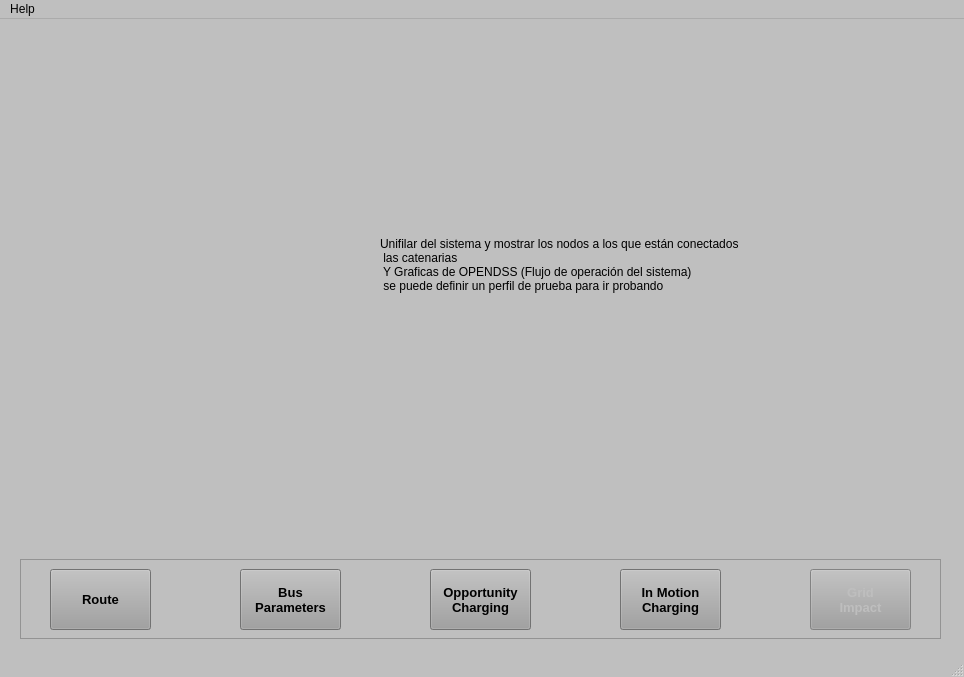
Above: UI/InterfaceGrid.ui from Potter-Gryffindor/Proyecto-Final before the change. Below: the same form after it.
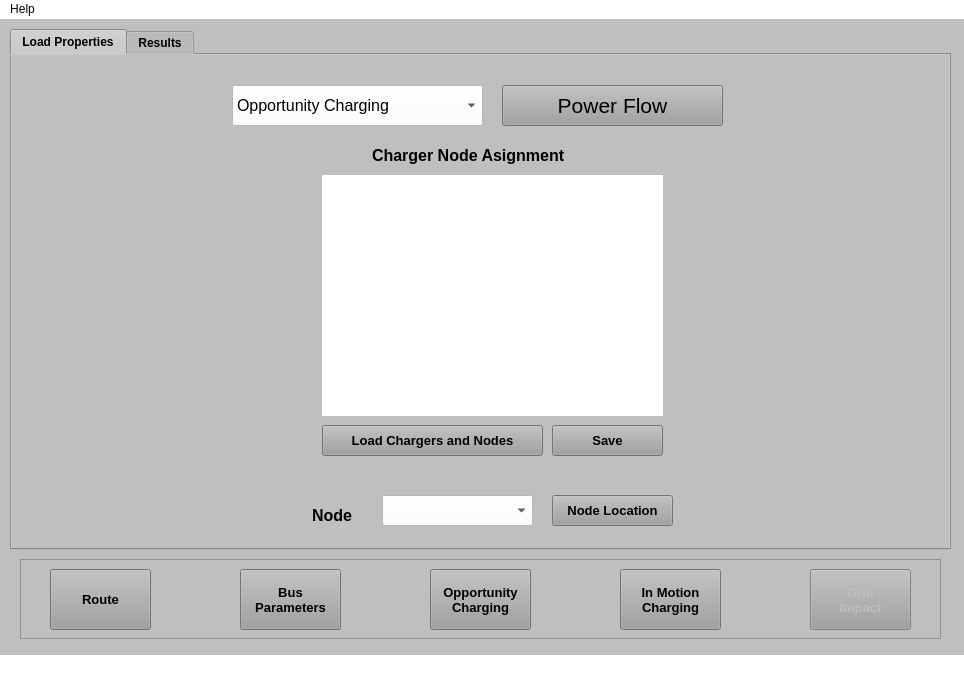
That is the form after the change. Icons and pictures are not drawn.

Patch:
```diff
--- a/UI/InterfaceGrid.ui
+++ b/UI/InterfaceGrid.ui
@@ -13,15 +13,6 @@
   <property name="palette">
    <palette>
     <active>
-     <colorrole role="WindowText">
-      <brush brushstyle="SolidPattern">
-       <color alpha="255">
-        <red>0</red>
-        <green>0</green>
-        <blue>0</blue>
-       </color>
-      </brush>
-     </colorrole>
      <colorrole role="Button">
       <brush brushstyle="SolidPattern">
        <color alpha="255">
@@ -31,75 +22,12 @@
        </color>
       </brush>
      </colorrole>
-     <colorrole role="Light">
-      <brush brushstyle="SolidPattern">
-       <color alpha="255">
-        <red>255</red>
-        <green>255</green>
-        <blue>255</blue>
-       </color>
-      </brush>
-     </colorrole>
-     <colorrole role="Midlight">
-      <brush brushstyle="SolidPattern">
-       <color alpha="255">
-        <red>223</red>
-        <green>223</green>
-        <blue>223</blue>
-       </color>
-      </brush>
-     </colorrole>
-     <colorrole role="Dark">
-      <brush brushstyle="SolidPattern">
-       <color alpha="255">
-        <red>95</red>
-        <green>95</green>
-        <blue>95</blue>
-       </color>
-      </brush>
-     </colorrole>
-     <colorrole role="Mid">
-      <brush brushstyle="SolidPattern">
-       <color alpha="255">
-        <red>127</red>
-        <green>127</green>
-        <blue>127</blue>
-       </color>
-      </brush>
-     </colorrole>
-     <colorrole role="Text">
-      <brush brushstyle="SolidPattern">
-       <color alpha="255">
-        <red>0</red>
-        <green>0</green>
-        <blue>0</blue>
-       </color>
-      </brush>
-     </colorrole>
-     <colorrole role="BrightText">
-      <brush brushstyle="SolidPattern">
-       <color alpha="255">
-        <red>255</red>
-        <green>255</green>
-        <blue>255</blue>
-       </color>
-      </brush>
-     </colorrole>
-     <colorrole role="ButtonText">
-      <brush brushstyle="SolidPattern">
-       <color alpha="255">
-        <red>0</red>
-        <green>0</green>
-        <blue>0</blue>
-       </color>
-      </brush>
-     </colorrole>
      <colorrole role="Base">
       <brush brushstyle="SolidPattern">
        <color alpha="255">
-        <red>255</red>
-        <green>255</green>
-        <blue>255</blue>
+        <red>191</red>
+        <green>191</green>
+        <blue>191</blue>
        </color>
       </brush>
      </colorrole>
@@ -112,53 +40,8 @@
        </color>
       </brush>
      </colorrole>
-     <colorrole role="Shadow">
-      <brush brushstyle="SolidPattern">
-       <color alpha="255">
-        <red>0</red>
-        <green>0</green>
-        <blue>0</blue>
-       </color>
-      </brush>
-     </colorrole>
-     <colorrole role="AlternateBase">
-      <brush brushstyle="SolidPattern">
-       <color alpha="255">
-        <red>223</red>
-        <green>223</green>
-        <blue>223</blue>
-       </color>
-      </brush>
-     </colorrole>
-     <colorrole role="ToolTipBase">
-      <brush brushstyle="SolidPattern">
-       <color alpha="255">
-        <red>255</red>
-        <green>255</green>
-        <blue>220</blue>
-       </color>
-      </brush>
-     </colorrole>
-     <colorrole role="ToolTipText">
-      <brush brushstyle="SolidPattern">
-       <color alpha="255">
-        <red>0</red>
-        <green>0</green>
-        <blue>0</blue>
-       </color>
-      </brush>
-     </colorrole>
     </active>
     <inactive>
-     <colorrole role="WindowText">
-      <brush brushstyle="SolidPattern">
-       <color alpha="255">
-        <red>0</red>
-        <green>0</green>
-        <blue>0</blue>
-       </color>
-      </brush>
-     </colorrole>
      <colorrole role="Button">
       <brush brushstyle="SolidPattern">
        <color alpha="255">
@@ -168,75 +51,12 @@
        </color>
       </brush>
      </colorrole>
-     <colorrole role="Light">
-      <brush brushstyle="SolidPattern">
-       <color alpha="255">
-        <red>255</red>
-        <green>255</green>
-        <blue>255</blue>
-       </color>
-      </brush>
-     </colorrole>
-     <colorrole role="Midlight">
-      <brush brushstyle="SolidPattern">
-       <color alpha="255">
-        <red>223</red>
-        <green>223</green>
-        <blue>223</blue>
-       </color>
-      </brush>
-     </colorrole>
-     <colorrole role="Dark">
-      <brush brushstyle="SolidPattern">
-       <color alpha="255">
-        <red>95</red>
-        <green>95</green>
-        <blue>95</blue>
-       </color>
-      </brush>
-     </colorrole>
-     <colorrole role="Mid">
-      <brush brushstyle="SolidPattern">
-       <color alpha="255">
-        <red>127</red>
-        <green>127</green>
-        <blue>127</blue>
-       </color>
-      </brush>
-     </colorrole>
-     <colorrole role="Text">
-      <brush brushstyle="SolidPattern">
-       <color alpha="255">
-        <red>0</red>
-        <green>0</green>
-        <blue>0</blue>
-       </color>
-      </brush>
-     </colorrole>
-     <colorrole role="BrightText">
-      <brush brushstyle="SolidPattern">
-       <color alpha="255">
-        <red>255</red>
-        <green>255</green>
-        <blue>255</blue>
-       </color>
-      </brush>
-     </colorrole>
-     <colorrole role="ButtonText">
-      <brush brushstyle="SolidPattern">
-       <color alpha="255">
-        <red>0</red>
-        <green>0</green>
-        <blue>0</blue>
-       </color>
-      </brush>
-     </colorrole>
      <colorrole role="Base">
       <brush brushstyle="SolidPattern">
        <color alpha="255">
-        <red>255</red>
-        <green>255</green>
-        <blue>255</blue>
+        <red>191</red>
+        <green>191</green>
+        <blue>191</blue>
        </color>
       </brush>
      </colorrole>
@@ -249,53 +69,8 @@
        </color>
       </brush>
      </colorrole>
-     <colorrole role="Shadow">
-      <brush brushstyle="SolidPattern">
-       <color alpha="255">
-        <red>0</red>
-        <green>0</green>
-        <blue>0</blue>
-       </color>
-      </brush>
-     </colorrole>
-     <colorrole role="AlternateBase">
-      <brush brushstyle="SolidPattern">
-       <color alpha="255">
-        <red>223</red>
-        <green>223</green>
-        <blue>223</blue>
-       </color>
-      </brush>
-     </colorrole>
-     <colorrole role="ToolTipBase">
-      <brush brushstyle="SolidPattern">
-       <color alpha="255">
-        <red>255</red>
-        <green>255</green>
-        <blue>220</blue>
-       </color>
-      </brush>
-     </colorrole>
-     <colorrole role="ToolTipText">
-      <brush brushstyle="SolidPattern">
-       <color alpha="255">
-        <red>0</red>
-        <green>0</green>
-        <blue>0</blue>
-       </color>
-      </brush>
-     </colorrole>
     </inactive>
     <disabled>
-     <colorrole role="WindowText">
-      <brush brushstyle="SolidPattern">
-       <color alpha="255">
-        <red>95</red>
-        <green>95</green>
-        <blue>95</blue>
-       </color>
-      </brush>
-     </colorrole>
      <colorrole role="Button">
       <brush brushstyle="SolidPattern">
        <color alpha="255">
@@ -305,69 +80,6 @@
        </color>
       </brush>
      </colorrole>
-     <colorrole role="Light">
-      <brush brushstyle="SolidPattern">
-       <color alpha="255">
-        <red>255</red>
-        <green>255</green>
-        <blue>255</blue>
-       </color>
-      </brush>
-     </colorrole>
-     <colorrole role="Midlight">
-      <brush brushstyle="SolidPattern">
-       <color alpha="255">
-        <red>223</red>
-        <green>223</green>
-        <blue>223</blue>
-       </color>
-      </brush>
-     </colorrole>
-     <colorrole role="Dark">
-      <brush brushstyle="SolidPattern">
-       <color alpha="255">
-        <red>95</red>
-        <green>95</green>
-        <blue>95</blue>
-       </color>
-      </brush>
-     </colorrole>
-     <colorrole role="Mid">
-      <brush brushstyle="SolidPattern">
-       <color alpha="255">
-        <red>127</red>
-        <green>127</green>
-        <blue>127</blue>
-       </color>
-      </brush>
-     </colorrole>
-     <colorrole role="Text">
-      <brush brushstyle="SolidPattern">
-       <color alpha="255">
-        <red>95</red>
-        <green>95</green>
-        <blue>95</blue>
-       </color>
-      </brush>
-     </colorrole>
-     <colorrole role="BrightText">
-      <brush brushstyle="SolidPattern">
-       <color alpha="255">
-        <red>255</red>
-        <green>255</green>
-        <blue>255</blue>
-       </color>
-      </brush>
-     </colorrole>
-     <colorrole role="ButtonText">
-      <brush brushstyle="SolidPattern">
-       <color alpha="255">
-        <red>95</red>
-        <green>95</green>
-        <blue>95</blue>
-       </color>
-      </brush>
-     </colorrole>
      <colorrole role="Base">
       <brush brushstyle="SolidPattern">
        <color alpha="255">
@@ -386,42 +98,6 @@
        </color>
       </brush>
      </colorrole>
-     <colorrole role="Shadow">
-      <brush brushstyle="SolidPattern">
-       <color alpha="255">
-        <red>0</red>
-        <green>0</green>
-        <blue>0</blue>
-       </color>
-      </brush>
-     </colorrole>
-     <colorrole role="AlternateBase">
-      <brush brushstyle="SolidPattern">
-       <color alpha="255">
-        <red>191</red>
-        <green>191</green>
-        <blue>191</blue>
-       </color>
-      </brush>
-     </colorrole>
-     <colorrole role="ToolTipBase">
-      <brush brushstyle="SolidPattern">
-       <color alpha="255">
-        <red>255</red>
-        <green>255</green>
-        <blue>220</blue>
-       </color>
-      </brush>
-     </colorrole>
-     <colorrole role="ToolTipText">
-      <brush brushstyle="SolidPattern">
-       <color alpha="255">
-        <red>0</red>
-        <green>0</green>
-        <blue>0</blue>
-       </color>
-      </brush>
-     </colorrole>
     </disabled>
    </palette>
   </property>
@@ -432,19 +108,403 @@
    <iconset>
     <normaloff>../Imgs/iconBus.png</normaloff>../Imgs/iconBus.png</iconset>
   </property>
-  <property name="windowOpacity">
-   <double>1.000000000000000</double>
-  </property>
-  <property name="autoFillBackground">
-   <bool>false</bool>
-  </property>
-  <property name="locale">
-   <locale language="English" country="UnitedStates"/>
-  </property>
-  <property name="documentMode">
-   <bool>false</bool>
+  <property name="styleSheet">
+   <string notr="true">background-color: rgb(191, 191, 191)</string>
   </property>
   <widget class="QWidget" name="centralwidget">
+   <widget class="QTabWidget" name="GridSimulationTab">
+    <property name="geometry">
+     <rect>
+      <x>10</x>
+      <y>10</y>
+      <width>941</width>
+      <height>521</height>
+     </rect>
+    </property>
+    <property name="font">
+     <font>
+      <family>MS Sans Serif</family>
+      <weight>75</weight>
+      <bold>true</bold>
+     </font>
+    </property>
+    <property name="focusPolicy">
+     <enum>Qt::TabFocus</enum>
+    </property>
+    <property name="styleSheet">
+     <string notr="true">background-color: rgb(191, 191, 191);
+gridline-color: rgb(0, 0, 0);</string>
+    </property>
+    <property name="currentIndex">
+     <number>0</number>
+    </property>
+    <widget class="QWidget" name="LoadPropertiesTab">
+     <attribute name="title">
+      <string>Load Properties</string>
+     </attribute>
+     <widget class="QPushButton" name="PowerFlowButton">
+      <property name="geometry">
+       <rect>
+        <x>490</x>
+        <y>30</y>
+        <width>221</width>
+        <height>41</height>
+       </rect>
+      </property>
+      <property name="font">
+       <font>
+        <family>Arial</family>
+        <pointsize>16</pointsize>
+       </font>
+      </property>
+      <property name="toolTip">
+       <string/>
+      </property>
+      <property name="statusTip">
+       <string>Push to run Power flow</string>
+      </property>
+      <property name="styleSheet">
+       <string notr="true">background-color: rgb(159, 159, 159);</string>
+      </property>
+      <property name="text">
+       <string>Power Flow</string>
+      </property>
+     </widget>
+     <widget class="QComboBox" name="ChargingComboBox">
+      <property name="geometry">
+       <rect>
+        <x>220</x>
+        <y>30</y>
+        <width>251</width>
+        <height>41</height>
+       </rect>
+      </property>
+      <property name="font">
+       <font>
+        <family>MS Sans Serif</family>
+        <pointsize>12</pointsize>
+       </font>
+      </property>
+      <property name="statusTip">
+       <string>Choose the charging technology that prefer analyze</string>
+      </property>
+      <property name="styleSheet">
+       <string notr="true">background-color: rgb(255, 255, 255);</string>
+      </property>
+      <item>
+       <property name="text">
+        <string>Opportunity Charging</string>
+       </property>
+      </item>
+      <item>
+       <property name="text">
+        <string>In Motion Charging</string>
+       </property>
+      </item>
+     </widget>
+     <widget class="QLabel" name="NodeLabel">
+      <property name="geometry">
+       <rect>
+        <x>300</x>
+        <y>450</y>
+        <width>71</width>
+        <height>21</height>
+       </rect>
+      </property>
+      <property name="font">
+       <font>
+        <family>MS Sans Serif</family>
+        <pointsize>12</pointsize>
+        <weight>75</weight>
+        <bold>true</bold>
+       </font>
+      </property>
+      <property name="text">
+       <string>Node</string>
+      </property>
+     </widget>
+     <widget class="QComboBox" name="NodeListComboBox">
+      <property name="geometry">
+       <rect>
+        <x>370</x>
+        <y>440</y>
+        <width>151</width>
+        <height>31</height>
+       </rect>
+      </property>
+      <property name="font">
+       <font>
+        <family>MS Sans Serif</family>
+        <pointsize>12</pointsize>
+       </font>
+      </property>
+      <property name="statusTip">
+       <string>Choose the node that prefer see</string>
+      </property>
+      <property name="styleSheet">
+       <string notr="true">background-color: rgb(255, 255, 255);</string>
+      </property>
+     </widget>
+     <widget class="QPushButton" name="BusLocationButton">
+      <property name="geometry">
+       <rect>
+        <x>540</x>
+        <y>440</y>
+        <width>121</width>
+        <height>31</height>
+       </rect>
+      </property>
+      <property name="font">
+       <font>
+        <family>MS Sans Serif</family>
+        <pointsize>10</pointsize>
+        <weight>75</weight>
+        <bold>true</bold>
+       </font>
+      </property>
+      <property name="statusTip">
+       <string>Push to see the Node Location</string>
+      </property>
+      <property name="styleSheet">
+       <string notr="true">background-color: rgb(159, 159, 159);</string>
+      </property>
+      <property name="text">
+       <string>Node Location</string>
+      </property>
+     </widget>
+     <widget class="QWidget" name="verticalLayoutWidget_2">
+      <property name="geometry">
+       <rect>
+        <x>310</x>
+        <y>120</y>
+        <width>341</width>
+        <height>241</height>
+       </rect>
+      </property>
+      <layout class="QVBoxLayout" name="AssignmentLayout">
+       <property name="sizeConstraint">
+        <enum>QLayout::SetDefaultConstraint</enum>
+       </property>
+       <item>
+        <widget class="QLabel" name="FondoAssignment">
+         <property name="styleSheet">
+          <string notr="true">background-color: rgb(255, 255, 255);</string>
+         </property>
+         <property name="text">
+          <string/>
+         </property>
+        </widget>
+       </item>
+      </layout>
+     </widget>
+     <widget class="QLabel" name="ChargerLabel">
+      <property name="geometry">
+       <rect>
+        <x>360</x>
+        <y>90</y>
+        <width>241</width>
+        <height>21</height>
+       </rect>
+      </property>
+      <property name="font">
+       <font>
+        <family>MS Sans Serif</family>
+        <pointsize>12</pointsize>
+        <weight>75</weight>
+        <bold>true</bold>
+       </font>
+      </property>
+      <property name="text">
+       <string>Charger Node Asignment</string>
+      </property>
+     </widget>
+     <widget class="QPushButton" name="LoadChargersNodesButton">
+      <property name="geometry">
+       <rect>
+        <x>310</x>
+        <y>370</y>
+        <width>221</width>
+        <height>31</height>
+       </rect>
+      </property>
+      <property name="font">
+       <font>
+        <family>MS Sans Serif</family>
+        <pointsize>10</pointsize>
+        <weight>75</weight>
+        <bold>true</bold>
+       </font>
+      </property>
+      <property name="statusTip">
+       <string>Push to Load Chargers and Nodes</string>
+      </property>
+      <property name="autoFillBackground">
+       <bool>false</bool>
+      </property>
+      <property name="styleSheet">
+       <string notr="true">background-color: rgb(159, 159, 159);</string>
+      </property>
+      <property name="text">
+       <string>Load Chargers and Nodes</string>
+      </property>
+     </widget>
+     <widget class="QPushButton" name="SaveButton">
+      <property name="geometry">
+       <rect>
+        <x>540</x>
+        <y>370</y>
+        <width>111</width>
+        <height>31</height>
+       </rect>
+      </property>
+      <property name="font">
+       <font>
+        <family>MS Sans Serif</family>
+        <pointsize>10</pointsize>
+        <weight>75</weight>
+        <bold>true</bold>
+       </font>
+      </property>
+      <property name="statusTip">
+       <string>Push to Save choices</string>
+      </property>
+      <property name="styleSheet">
+       <string notr="true">background-color: rgb(159, 159, 159);</string>
+      </property>
+      <property name="text">
+       <string>Save</string>
+      </property>
+     </widget>
+    </widget>
+    <widget class="QWidget" name="OperationDiagramTab">
+     <attribute name="title">
+      <string>Results</string>
+     </attribute>
+     <widget class="QPushButton" name="VoltageProfileButton">
+      <property name="geometry">
+       <rect>
+        <x>550</x>
+        <y>200</y>
+        <width>271</width>
+        <height>51</height>
+       </rect>
+      </property>
+      <property name="font">
+       <font>
+        <family>Arial</family>
+        <pointsize>16</pointsize>
+       </font>
+      </property>
+      <property name="statusTip">
+       <string>Push to see the Voltage Profile</string>
+      </property>
+      <property name="styleSheet">
+       <string notr="true">background-color: rgb(159, 159, 159);</string>
+      </property>
+      <property name="text">
+       <string>Voltage Profile</string>
+      </property>
+     </widget>
+     <widget class="QPushButton" name="SummaryButton">
+      <property name="geometry">
+       <rect>
+        <x>550</x>
+        <y>130</y>
+        <width>271</width>
+        <height>51</height>
+       </rect>
+      </property>
+      <property name="font">
+       <font>
+        <family>Arial</family>
+        <pointsize>16</pointsize>
+       </font>
+      </property>
+      <property name="statusTip">
+       <string>Push to see the Summary</string>
+      </property>
+      <property name="styleSheet">
+       <string notr="true">background-color: rgb(159, 159, 159);</string>
+      </property>
+      <property name="text">
+       <string>Summary</string>
+      </property>
+     </widget>
+     <widget class="QScrollArea" name="scrollArea">
+      <property name="geometry">
+       <rect>
+        <x>160</x>
+        <y>80</y>
+        <width>311</width>
+        <height>351</height>
+       </rect>
+      </property>
+      <property name="widgetResizable">
+       <bool>true</bool>
+      </property>
+      <widget class="QWidget" name="scrollAreaWidgetContents_2">
+       <property name="geometry">
+        <rect>
+         <x>0</x>
+         <y>0</y>
+         <width>309</width>
+         <height>349</height>
+        </rect>
+       </property>
+      </widget>
+     </widget>
+     <widget class="QPushButton" name="VoltagesButton">
+      <property name="geometry">
+       <rect>
+        <x>550</x>
+        <y>340</y>
+        <width>271</width>
+        <height>51</height>
+       </rect>
+      </property>
+      <property name="font">
+       <font>
+        <family>Arial</family>
+        <pointsize>16</pointsize>
+       </font>
+      </property>
+      <property name="statusTip">
+       <string>Push to see the Voltages</string>
+      </property>
+      <property name="styleSheet">
+       <string notr="true">background-color: rgb(159, 159, 159);</string>
+      </property>
+      <property name="text">
+       <string>Voltages</string>
+      </property>
+     </widget>
+     <widget class="QPushButton" name="CurrentsButton">
+      <property name="geometry">
+       <rect>
+        <x>550</x>
+        <y>270</y>
+        <width>271</width>
+        <height>51</height>
+       </rect>
+      </property>
+      <property name="font">
+       <font>
+        <family>Arial</family>
+        <pointsize>16</pointsize>
+       </font>
+      </property>
+      <property name="statusTip">
+       <string>Push to see the Currents</string>
+      </property>
+      <property name="styleSheet">
+       <string notr="true">background-color: rgb(159, 159, 159);</string>
+      </property>
+      <property name="text">
+       <string>Currents</string>
+      </property>
+     </widget>
+    </widget>
+   </widget>
    <widget class="QFrame" name="ButtonsFrame">
     <property name="geometry">
      <rect>
@@ -733,22 +793,6 @@
      </property>
     </widget>
    </widget>
-   <widget class="QLabel" name="label">
-    <property name="geometry">
-     <rect>
-      <x>380</x>
-      <y>150</y>
-      <width>431</width>
-      <height>191</height>
-     </rect>
-    </property>
-    <property name="text">
-     <string>Unifilar del sistema y mostrar los nodos a los que están conectados
- las catenarias
- Y Graficas de OPENDSS (Flujo de operación del sistema) 
- se puede definir un perfil de prueba para ir probando</string>
-    </property>
-   </widget>
   </widget>
   <widget class="QMenuBar" name="menubar">
    <property name="geometry">
@@ -759,6 +803,9 @@
      <height>26</height>
     </rect>
    </property>
+   <property name="styleSheet">
+    <string notr="true">background-color: rgb(255, 255, 255);</string>
+   </property>
    <widget class="QMenu" name="menuHelp">
     <property name="title">
      <string>Help</string>
@@ -768,8 +815,20 @@
    </widget>
    <addaction name="menuHelp"/>
   </widget>
-  <widget class="QStatusBar" name="statusbar"/>
-  <action name="actionUser_Manual">
+  <widget class="QStatusBar" name="statusbar">
+   <property name="font">
+    <font>
+     <family>MS Sans Serif</family>
+     <pointsize>10</pointsize>
+     <weight>75</weight>
+     <bold>true</bold>
+    </font>
+   </property>
+   <property name="styleSheet">
+    <string notr="true">background-color: rgb(255, 255, 255);</string>
+   </property>
+  </widget>
+  <action name="actionUser_manual">
    <property name="text">
     <string>User Manual</string>
    </property>
```
Left out of the diff: 79 changed lines with no effect on the pictures.
